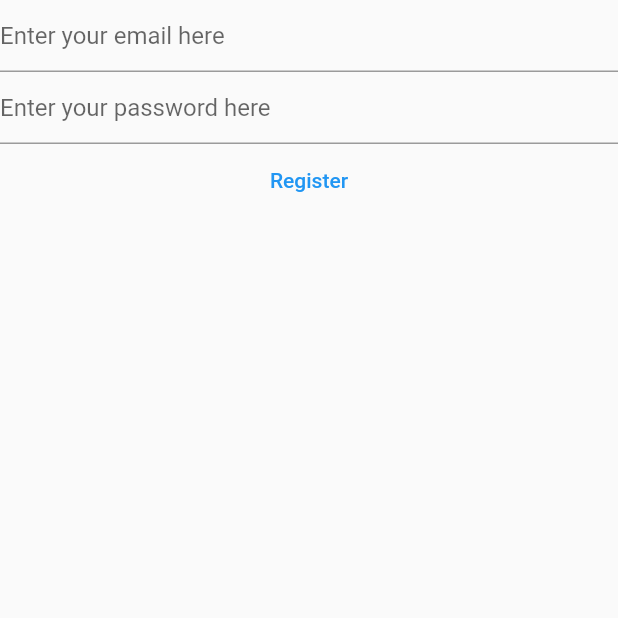
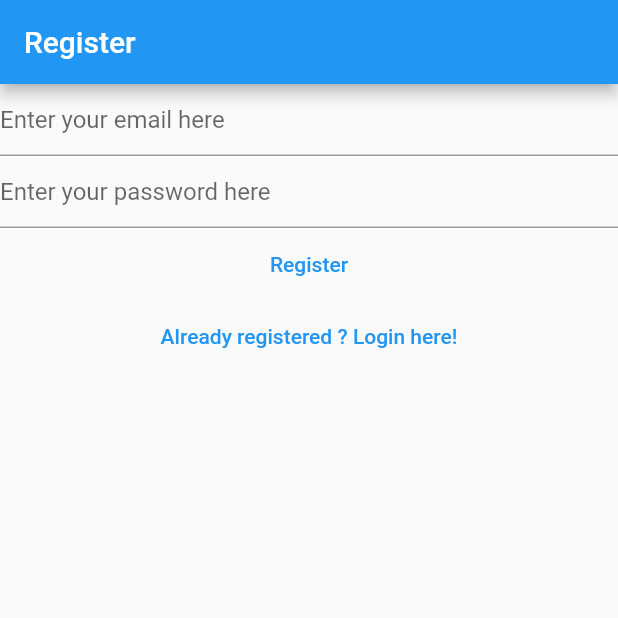
Before and after one commit to paulosabaini/flutter-notes, a Flutter app: the RegisterView screen opened directly, on a phone screen of 412 x 824 dp, the top half of it. Run offline on Flutter 3.47's test engine with Material 2 defaults, Android fonts, the phone set to English and light mode, and no system bars; our stand-ins replace firebase_auth, firebase_core; accounts and stored records are empty; generated files the repository leaves out were written again.

Commit message:
link between login and register views

```diff
--- a/lib/views/login_view.dart
+++ b/lib/views/login_view.dart
@@ -28,14 +28,19 @@ class _LoginViewState extends State<LoginView> {
 
   @override
   Widget build(BuildContext context) {
-    return Column(
+    return Scaffold(
+      appBar: AppBar(
+        title: const Text('Login'),
+      ),
+      body: Column(
         children: [
           TextField(
             controller: _email,
             enableSuggestions: false,
             autocorrect: false,
             keyboardType: TextInputType.emailAddress,
-          decoration: const InputDecoration(hintText: 'Enter your email here'),
+            decoration:
+                const InputDecoration(hintText: 'Enter your email here'),
           ),
           TextField(
             controller: _password,
@@ -52,7 +57,8 @@ class _LoginViewState extends State<LoginView> {
 
               try {
                 final userCredential = await FirebaseAuth.instance
-                  .signInWithEmailAndPassword(email: email, password: password);
+                    .signInWithEmailAndPassword(
+                        email: email, password: password);
                 print(userCredential);
               } on FirebaseAuthException catch (e) {
                 if (e.code == 'user-not-found') {
@@ -64,7 +70,15 @@ class _LoginViewState extends State<LoginView> {
             },
             child: const Text('Login'),
           ),
+          TextButton(
+            onPressed: () {
+              Navigator.of(context)
+                  .pushNamedAndRemoveUntil('/register/', (route) => false);
+            },
+            child: const Text('Not registered yet? Register here!'),
+          )
         ],
+      ),
     );
   }
 }
--- a/lib/views/register_view.dart
+++ b/lib/views/register_view.dart
@@ -28,14 +28,19 @@ class _RegisterViewState extends State<RegisterView> {
 
   @override
   Widget build(BuildContext context) {
-    return Column(
+    return Scaffold(
+      appBar: AppBar(
+        title: const Text('Register'),
+      ),
+      body: Column(
         children: [
           TextField(
             controller: _email,
             enableSuggestions: false,
             autocorrect: false,
             keyboardType: TextInputType.emailAddress,
-          decoration: const InputDecoration(hintText: 'Enter your email here'),
+            decoration:
+                const InputDecoration(hintText: 'Enter your email here'),
           ),
           TextField(
             controller: _password,
@@ -67,7 +72,15 @@ class _RegisterViewState extends State<RegisterView> {
             },
             child: const Text('Register'),
           ),
+          TextButton(
+            onPressed: () {
+              Navigator.of(context)
+                  .pushNamedAndRemoveUntil('/login/', (route) => false);
+            },
+            child: const Text('Already registered ? Login here!'),
+          )
         ],
+      ),
     );
   }
 }
```
Also changed, not shown: lib/main.dart (+18 -41 lines), lib/views/verify_email_view.dart (added, +32 -0 lines). Lines whose indentation alone changed are shown as unchanged.
